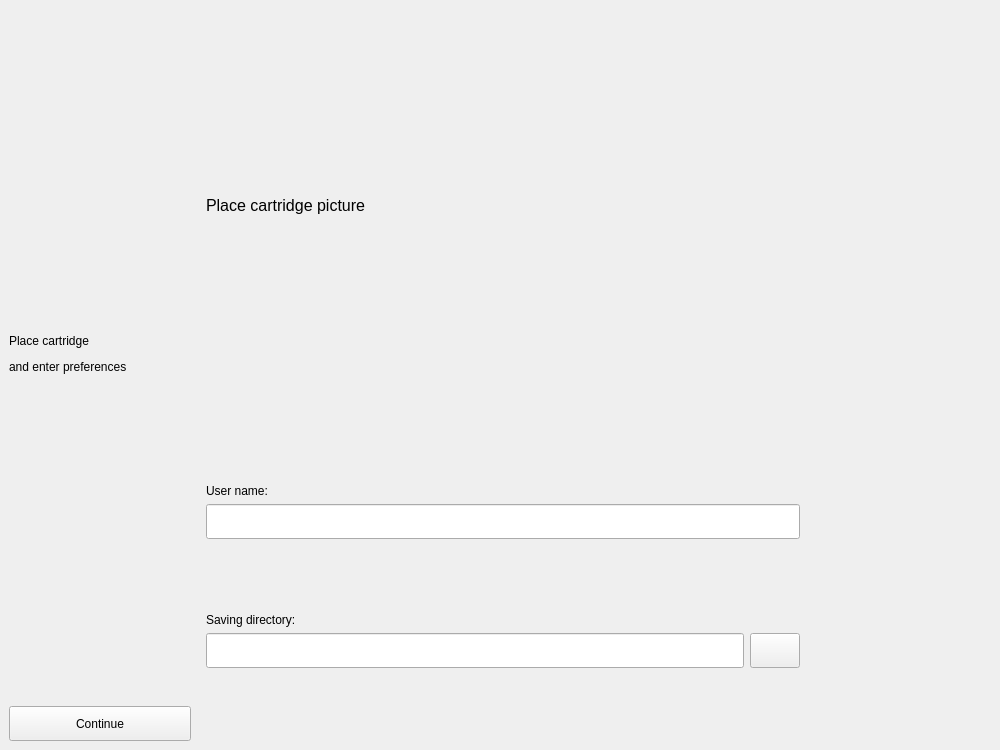
Before: the Qt Designer form sequential/views/Preferences_Widget.ui in aquilesC/NanoCETPy, drawn with Qt 5.
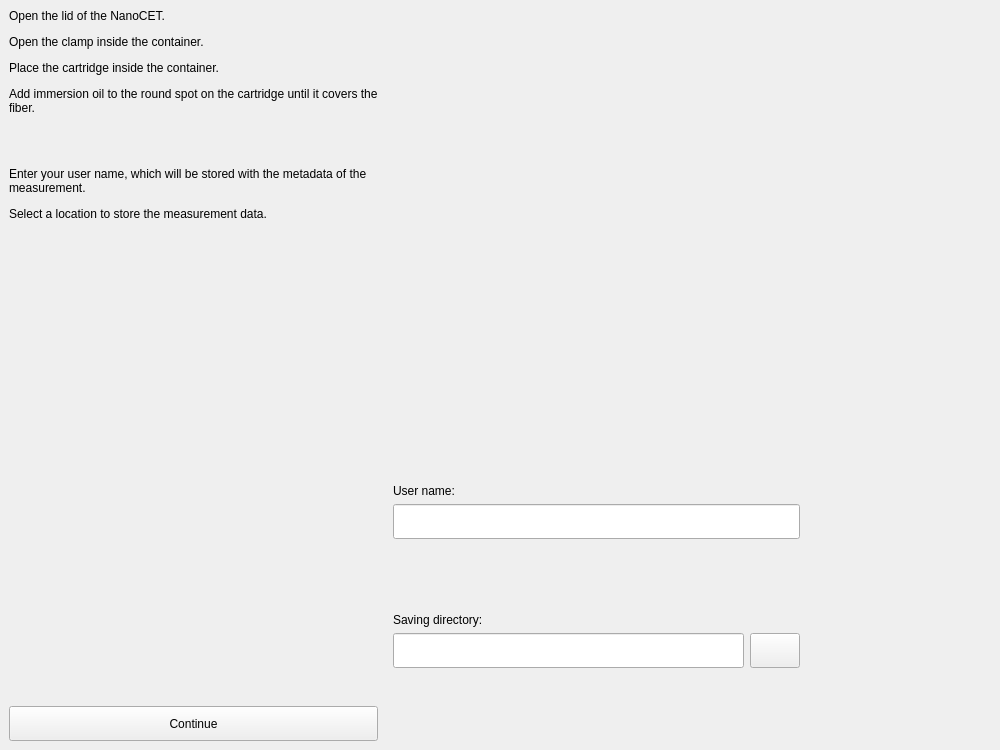
After: the same form once the commit is applied. Icons and pictures are not drawn.

```diff
--- a/sequential/views/Preferences_Widget.ui
+++ b/sequential/views/Preferences_Widget.ui
@@ -62,10 +62,13 @@
          </size>
         </property>
         <property name="text">
-         <string>&lt;html&gt;&lt;head/&gt;&lt;body&gt;&lt;p&gt;Place cartridge &lt;/p&gt;&lt;p&gt;and enter preferences&lt;/p&gt;&lt;/body&gt;&lt;/html&gt;</string>
+         <string>&lt;html&gt;&lt;head/&gt;&lt;body&gt;&lt;p&gt;Open the lid of the NanoCET. &lt;/p&gt;&lt;p&gt;Open the clamp inside the container.&lt;/p&gt;&lt;p&gt;Place the cartridge inside the container. &lt;/p&gt;&lt;p&gt;Add immersion oil to the round spot on the cartridge until it covers the fiber. &lt;/p&gt;&lt;p&gt;&lt;br/&gt;&lt;/p&gt;&lt;p&gt;Enter your user name, which will be stored with the metadata of the measurement.&lt;/p&gt;&lt;p&gt;Select a location to store the measurement data.&lt;/p&gt;&lt;/body&gt;&lt;/html&gt;</string>
         </property>
         <property name="alignment">
-         <set>Qt::AlignLeading|Qt::AlignLeft|Qt::AlignVCenter</set>
+         <set>Qt::AlignLeading|Qt::AlignLeft|Qt::AlignTop</set>
+        </property>
+        <property name="wordWrap">
+         <bool>true</bool>
         </property>
        </widget>
       </item>
@@ -101,14 +104,17 @@
         <string notr="true"/>
        </property>
        <property name="text">
-        <string>Place cartridge picture</string>
+        <string/>
        </property>
       </widget>
      </item>
      <item>
       <layout class="QHBoxLayout" name="horizontalLayout_3">
        <item>
-        <widget class="QLabel" name="label_2">
+        <widget class="QLabel" name="subtitle_user">
+         <property name="frameShape">
+          <enum>QFrame::NoFrame</enum>
+         </property>
          <property name="text">
           <string>User name:</string>
          </property>
@@ -149,7 +155,10 @@
      <item>
       <layout class="QHBoxLayout" name="horizontalLayout_2">
        <item>
-        <widget class="QLabel" name="label">
+        <widget class="QLabel" name="subtitle_saving">
+         <property name="frameShape">
+          <enum>QFrame::NoFrame</enum>
+         </property>
          <property name="text">
           <string>Saving directory:</string>
          </property>
```
Left out of the diff: 4 changed lines with no effect on the pictures.
